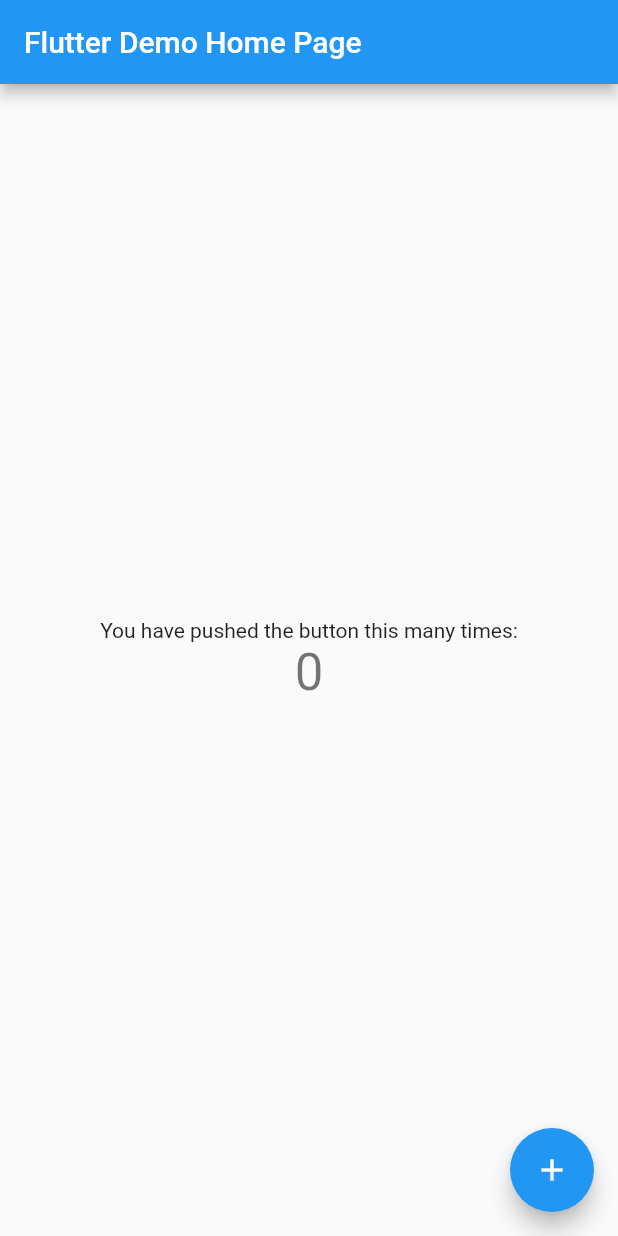
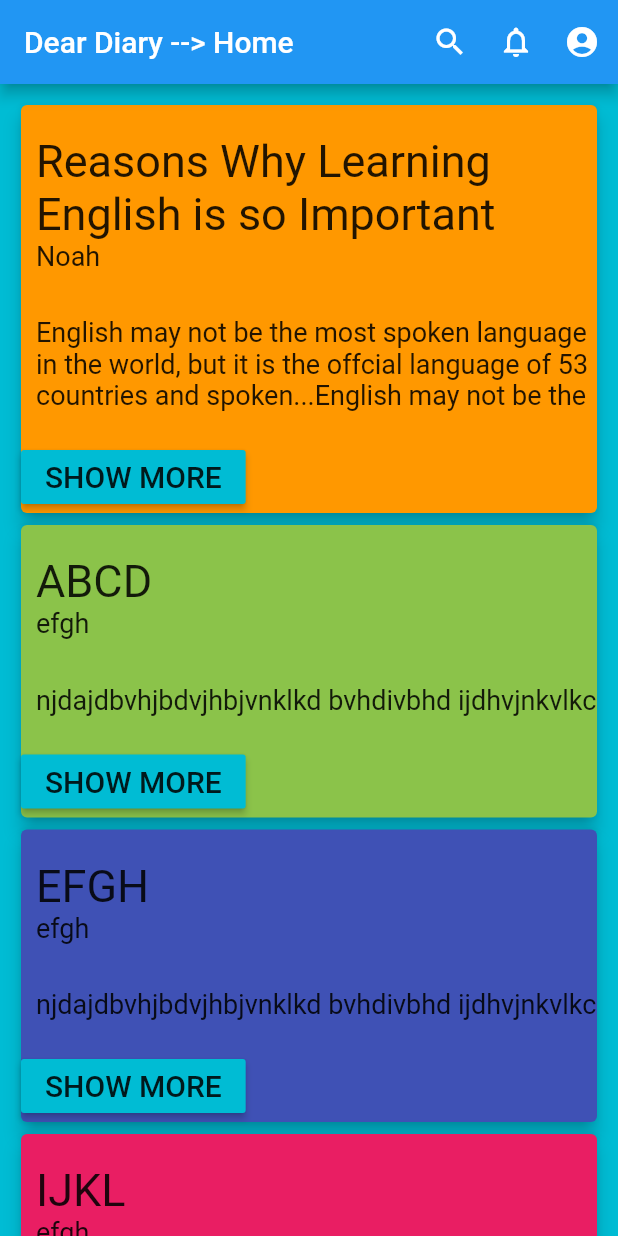
Before and after one commit to PinsaraKWeerasinghe/training_app, a Flutter app: the screen it shows after launch, on a phone screen of 412 x 824 dp. Run offline on Flutter 3.47's test engine with Material 2 defaults, Android fonts, the phone set to English and light mode, and no system bars.

Commit message:
Created DiaryCard

```diff
--- /dev/null
+++ b/lib/diary_card.dart
@@ -0,0 +1,64 @@
+import 'package:flutter/material.dart';
+
+class DiaryCard extends StatelessWidget {
+  final String _title;
+  final String _subTitle;
+  final String _description ;
+  final Color _cardColor;
+
+  DiaryCard(this._title,this._subTitle,this._description,this._cardColor);
+
+  @override
+  Widget build(BuildContext context) {
+    return Column(
+        mainAxisAlignment: MainAxisAlignment.start,
+        crossAxisAlignment: CrossAxisAlignment.stretch,
+        children: [
+          Container(
+            child: Card(
+              elevation: 5,
+              color: _cardColor,
+              child: Padding(
+                padding: EdgeInsets.fromLTRB(0,20,0,0),
+                child: Column(
+//                mainAxisAlignment: MainAxisAlignment.start,
+                  crossAxisAlignment: CrossAxisAlignment.start,
+                  children: [
+                    Container(
+                      padding: EdgeInsets.fromLTRB(10,0,0,0),
+                      child: Text(_title,style: TextStyle(fontSize: 30.0),maxLines: 2,
+                      ),
+                    ),
+                    Container(
+                      padding: EdgeInsets.fromLTRB(10,0,0,30),
+                      child: Text(_subTitle,style: TextStyle(fontSize: 18.0),maxLines: 1,
+                      ),
+                    ),
+                    Container(
+                      padding: EdgeInsets.fromLTRB(10,0,0,20),
+                      child: Text(_description,style: TextStyle(fontSize: 18.0),maxLines: 3,
+                      ),
+                    ),
+                    /*FlatButton(
+
+//                    padding: EdgeInsets.fromLTRB(10,0,0,0),
+                    color: Colors.cyan,
+                    child: Text("SHOW MORE"),
+                    onPressed: () {},
+                  ),
+                  */
+                    RaisedButton(
+                      onPressed: () {},
+                      color: Colors.cyan,
+                      child: const
+                      Text('SHOW MORE',style: TextStyle(fontSize: 20)
+                      ),
+                    ),
+                  ],
+                ),
+              ),
+            ),
+          ),
+        ]);
+  }
+}
--- a/lib/main.dart
+++ b/lib/main.dart
@@ -1,111 +1,55 @@
+import 'package:flutter/cupertino.dart';
 import 'package:flutter/material.dart';
 
-void main() => runApp(MyApp());
+import 'diary_card.dart';
 
-class MyApp extends StatelessWidget {
-  // This widget is the root of your application.
+
+void main() => runApp(Diary());
+
+class Diary extends StatelessWidget{
   @override
   Widget build(BuildContext context) {
     return MaterialApp(
-      title: 'Flutter Demo',
-      theme: ThemeData(
-        // This is the theme of your application.
-        //
-        // Try running your application with "flutter run". You'll see the
-        // application has a blue toolbar. Then, without quitting the app, try
-        // changing the primarySwatch below to Colors.green and then invoke
-        // "hot reload" (press "r" in the console where you ran "flutter run",
-        // or simply save your changes to "hot reload" in a Flutter IDE).
-        // Notice that the counter didn't reset back to zero; the application
-        // is not restarted.
-        primarySwatch: Colors.blue,
-      ),
-      home: MyHomePage(title: 'Flutter Demo Home Page'),
+      home: Scaffold(
+        appBar: AppBar(
+          title: Text('Dear Diary --> Home'),
+          actions: <Widget>[
+            Padding(
+              padding: const EdgeInsets.only(right: 20.0),
+              child: Icon(Icons.search, color: Colors.white,),
+            ),
+            Padding(
+              padding: const EdgeInsets.only(right: 20.0),
+              child: Icon(Icons.notifications_none, color: Colors.white,),
+            ),
+            Padding(
+              padding: const EdgeInsets.only(right: 12.0),
+              child: Icon(Icons.account_circle, color: Colors.white),
+            ),
+          ],
+        ),
+        backgroundColor: Colors.cyan,
+        body:SingleChildScrollView(
+
+          child: Container(
+            padding: EdgeInsets.fromLTRB(10,10,10,0),
+            height: 1000,
+            width: double.maxFinite,
+            child: Column(
+              mainAxisAlignment: MainAxisAlignment.start,
+              crossAxisAlignment: CrossAxisAlignment.stretch,
+
+
+              children: [
+                DiaryCard("Reasons Why Learning English is so Important",'Noah','English may not be the most spoken language in the world, but it is the offcial language of 53 countries and spoken...English may not be the most spoken language in the world, but it is the offcial language of 53 countries and spoken...',Colors.orange),
+                DiaryCard("ABCD",'efgh','njdajdbvhjbdvjhbjvnklkd bvhdivbhd ijdhvjnkvlkc',Colors.lightGreen),
+                DiaryCard("EFGH",'efgh','njdajdbvhjbdvjhbjvnklkd bvhdivbhd ijdhvjnkvlkc',Colors.indigo),
+                DiaryCard("IJKL",'efgh','njdajdbvhjbdvjhbjvnklkd bvhdivbhd ijdhvjnkvlkc njdajdbvhjbdvjhbjvnklkd bvhdivbhd ijdhvjnkvlkc njdajdbvhjbdvjhbjvnklkd bvhdivbhd ijdhvjnkvlkc njdajdbvhjbdvjhbjvnklkd bvhdivbhd ijdhvjnkvlkc njdajdbvhjbdvjhbjvnklkd bvhdivbhd ijdhvjnkvlkc njdajdbvhjbdvjhbjvnklkd bvhd',Colors.pink),
+               ],
+            ),
+          ),
+        ),
+        ),
     );
   }
 }
-
-class MyHomePage extends StatefulWidget {
-  MyHomePage({Key key, this.title}) : super(key: key);
-
-  // This widget is the home page of your application. It is stateful, meaning
-  // that it has a State object (defined below) that contains fields that affect
-  // how it looks.
-
-  // This class is the configuration for the state. It holds the values (in this
-  // case the title) provided by the parent (in this case the App widget) and
-  // used by the build method of the State. Fields in a Widget subclass are
-  // always marked "final".
-
-  final String title;
-
-  @override
-  _MyHomePageState createState() => _MyHomePageState();
-}
-
-class _MyHomePageState extends State<MyHomePage> {
-  int _counter = 0;
-
-  void _incrementCounter() {
-    setState(() {
-      // This call to setState tells the Flutter framework that something has
-      // changed in this State, which causes it to rerun the build method below
-      // so that the display can reflect the updated values. If we changed
-      // _counter without calling setState(), then the build method would not be
-      // called again, and so nothing would appear to happen.
-      _counter++;
-    });
-  }
-
-  @override
-  Widget build(BuildContext context) {
-    // This method is rerun every time setState is called, for instance as done
-    // by the _incrementCounter method above.
-    //
-    // The Flutter framework has been optimized to make rerunning build methods
-    // fast, so that you can just rebuild anything that needs updating rather
-    // than having to individually change instances of widgets.
-    return Scaffold(
-      appBar: AppBar(
-        // Here we take the value from the MyHomePage object that was created by
-        // the App.build method, and use it to set our appbar title.
-        title: Text(widget.title),
-      ),
-      body: Center(
-        // Center is a layout widget. It takes a single child and positions it
-        // in the middle of the parent.
-        child: Column(
-          // Column is also a layout widget. It takes a list of children and
-          // arranges them vertically. By default, it sizes itself to fit its
-          // children horizontally, and tries to be as tall as its parent.
-          //
-          // Invoke "debug painting" (press "p" in the console, choose the
-          // "Toggle Debug Paint" action from the Flutter Inspector in Android
-          // Studio, or the "Toggle Debug Paint" command in Visual Studio Code)
-          // to see the wireframe for each widget.
-          //
-          // Column has various properties to control how it sizes itself and
-          // how it positions its children. Here we use mainAxisAlignment to
-          // center the children vertically; the main axis here is the vertical
-          // axis because Columns are vertical (the cross axis would be
-          // horizontal).
-          mainAxisAlignment: MainAxisAlignment.center,
-          children: <Widget>[
-            Text(
-              'You have pushed the button this many times:',
-            ),
-            Text(
-              '$_counter',
-              style: Theme.of(context).textTheme.display1,
-            ),
-          ],
-        ),
-      ),
-      floatingActionButton: FloatingActionButton(
-        onPressed: _incrementCounter,
-        tooltip: 'Increment',
-        child: Icon(Icons.add),
-      ), // This trailing comma makes auto-formatting nicer for build methods.
-    );
-  }
-}
```
Also changed, not shown: pubspec.yaml (+7 -1 lines), pubspec.lock, 1 other file.
